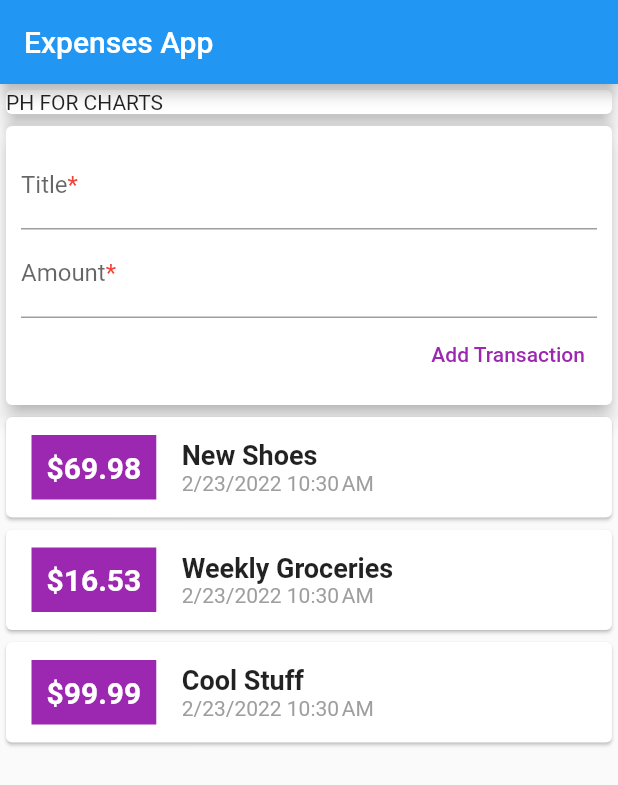
After one commit to mubinbin/expenses_app, a Flutter app: the screen it shows after launch, on a phone screen of 412 x 824 dp. The commit adds this screen. Shown: the top 785 px of the screen. Run offline on Flutter 3.47's test engine with Material 2 defaults, Android fonts, the phone set to English and light mode, and no system bars.

Commit message:
separated widgets

```diff
--- a/lib/main.dart
+++ b/lib/main.dart
@@ -15,7 +15,7 @@ class ExpensesApp extends StatelessWidget {
       theme: ThemeData(
         primarySwatch: Colors.blue,
       ),
-      home: MyHomePage(),
+      home: const MyHomePage(),
     );
   }
 }
--- /dev/null
+++ b/lib/widgets/new_transaction.dart
@@ -0,0 +1,63 @@
+import 'package:flutter/material.dart';
+
+class NewTransaction extends StatelessWidget {
+
+  final Function addNewTransaction;
+
+  NewTransaction({Key? key, required this.addNewTransaction}) : super(key: key);
+
+  final titleController = TextEditingController();
+  final amountController = TextEditingController();
+
+  @override
+  Widget build(BuildContext context) {
+    return Card(
+      elevation: 5,
+      child: Padding(
+        padding: const EdgeInsets.all(10),
+        child: Column(
+          crossAxisAlignment: CrossAxisAlignment.end,
+          children: <Widget>[
+            TextField(
+              controller: titleController,
+              decoration: const InputDecoration(
+                label: Text.rich(
+                  TextSpan(children: <InlineSpan>[
+                    WidgetSpan(
+                      child: Text('Title'),
+                    ),
+                    WidgetSpan(
+                      child: Text('*', style: TextStyle(color: Colors.red)),
+                    ),
+                  ]),
+                ),
+              ),
+            ),
+            TextField(
+              controller: amountController,
+              decoration: const InputDecoration(
+                label: Text.rich(
+                  TextSpan(children: <InlineSpan>[
+                    WidgetSpan(
+                      child: Text('Amount'),
+                    ),
+                    WidgetSpan(
+                      child: Text('*', style: TextStyle(color: Colors.red)),
+                    ),
+                  ]),
+                ),
+              ),
+            ),
+            TextButton(
+              onPressed: () => addNewTransaction(titleController.text, double.parse(amountController.text)),
+              child: const Text(
+                'Add Transaction',
+                style: TextStyle(color: Colors.purple),
+              ),
+            ),
+          ],
+        ),
+      ),
+    );
+  }
+}
--- /dev/null
+++ b/lib/widgets/transaction_list.dart
@@ -0,0 +1,66 @@
+import 'package:flutter/material.dart';
+import 'package:intl/intl.dart';
+import '../models/trasaction.dart';
+
+class TransactionList extends StatelessWidget {
+  final List<Transaction> userTransactions;
+
+  const TransactionList({Key? key, required this.userTransactions})
+      : super(key: key);
+
+  @override
+  Widget build(BuildContext context) {
+    return Column(
+      children: userTransactions
+          .map((t) => Card(
+                child: Row(
+                  children: <Widget>[
+                    Container(
+                      // color: Colors.purple,
+                      margin: const EdgeInsets.symmetric(
+                        vertical: 10,
+                        horizontal: 15,
+                      ),
+                      decoration: BoxDecoration(
+                        border: Border.all(
+                          width: 2,
+                          color: Colors.white,
+                        ),
+                        color: Colors.purple,
+                      ),
+                      padding: const EdgeInsets.all(10),
+                      child: Text(
+                        '\$${((t.amount * 100).truncateToDouble() / 100)}', // only display 2 decimal
+                        style: const TextStyle(
+                          fontWeight: FontWeight.bold,
+                          fontSize: 20,
+                          color: Colors.white,
+                        ),
+                      ),
+                    ),
+                    Column(
+                      crossAxisAlignment: CrossAxisAlignment.start,
+                      children: <Widget>[
+                        Text(
+                          t.title,
+                          style: const TextStyle(
+                            fontSize: 18,
+                            fontWeight: FontWeight.bold,
+                          ),
+                        ),
+                        Text(
+                          // DateFormat('MMM d, y').format(t.date),
+                          DateFormat.yMd().add_jm().format(t.date),
+                          style: const TextStyle(
+                            color: Colors.grey,
+                          ),
+                        ),
+                      ],
+                    )
+                  ],
+                ),
+              ))
+          .toList(),
+    );
+  }
+}
--- /dev/null
+++ b/lib/widgets/user_transactions.dart
@@ -0,0 +1,57 @@
+import 'package:flutter/material.dart';
+import '../models/trasaction.dart';
+import './transaction_list.dart';
+import './new_transaction.dart';
+
+class UserTransactions extends StatefulWidget {
+  const UserTransactions({Key? key}) : super(key: key);
+
+  @override
+  _UserTransactionsState createState() => _UserTransactionsState();
+}
+
+class _UserTransactionsState extends State<UserTransactions> {
+  final List<Transaction> _userTransactions = [
+    Transaction(
+      id: "t1",
+      title: "New Shoes",
+      amount: 69.99,
+      date: DateTime.now(),
+    ),
+    Transaction(
+      id: "t2",
+      title: "Weekly Groceries",
+      amount: 16.53,
+      date: DateTime.now(),
+    ),
+    Transaction(
+      id: "t3",
+      title: "Cool Stuff",
+      amount: 99.99999999,
+      date: DateTime.now(),
+    ),
+  ];
+
+  void _addNewTransaction(String title, double amount) {
+    final newTx = Transaction(
+      id: DateTime.now().toString(),
+      title: title,
+      amount: amount,
+      date: DateTime.now(),
+    );
+
+    setState(() {
+      _userTransactions.add(newTx);
+    });
+  }
+
+  @override
+  Widget build(BuildContext context) {
+    return Column(
+      children: <Widget>[
+        NewTransaction(addNewTransaction: _addNewTransaction),
+        TransactionList(userTransactions: _userTransactions),
+      ],
+    );
+  }
+}
```
Also changed, not shown: lib/widgets/home.dart (+5 -126 lines).
